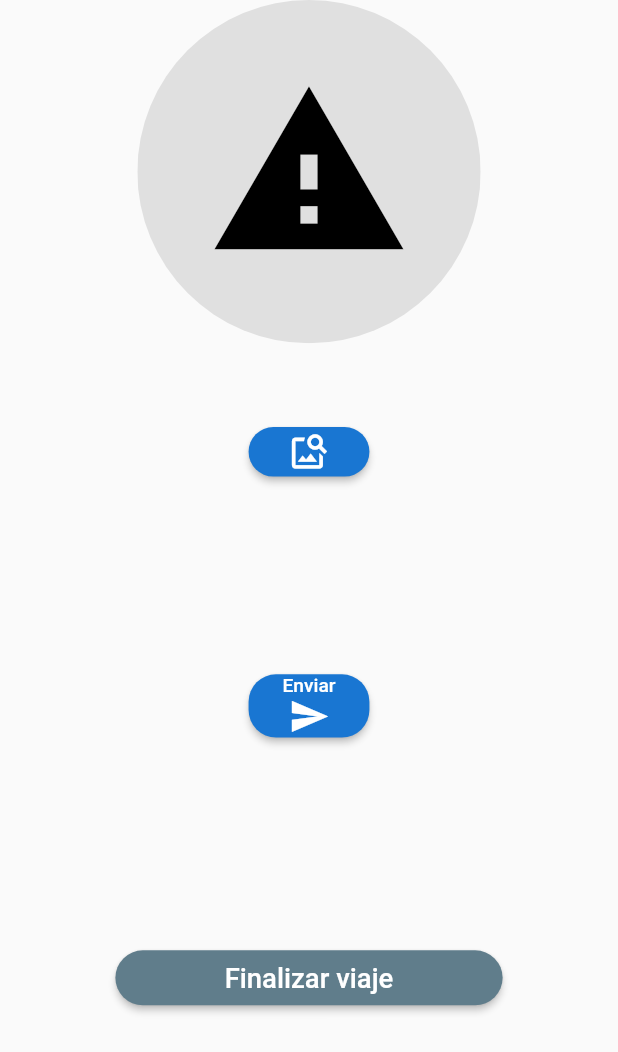
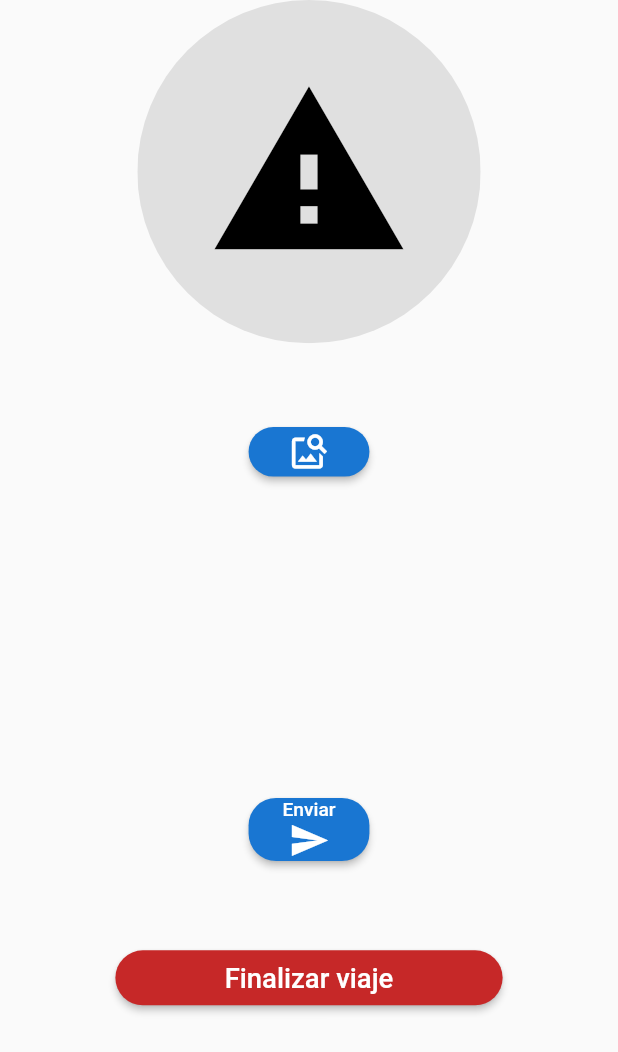
Before and after one commit to carlos112233/Viajes, a Flutter app: the Posicionamiento widget shown alone on an empty page, opened directly, on a phone screen of 412 x 824 dp. Shown: the top 1052 px of the screen. Run offline on Flutter 3.47's test engine with Material 2 defaults, Android fonts, the light colour scheme and no system bars; our stand-ins replace flutter_local_notifications, flutter_typeahead, geocoding, geolocator, image_picker, responsive_framework and 1 more; accounts and stored records are empty; network calls fail; Roboto replaces fonts that are missing (helvetica).

Commit message:
Primera versióm

```diff
--- a/lib/finalizarviaje/posicion.dart
+++ b/lib/finalizarviaje/posicion.dart
@@ -4,16 +4,17 @@ import 'dart:io';
 import 'dart:typed_data';
 
 import 'package:flutter/material.dart';
-import 'package:flutter/services.dart';
 // import 'package:flutter/services.dart';
 import 'package:geocoding/geocoding.dart';
 import 'package:geolocator/geolocator.dart';
 import 'package:image_picker/image_picker.dart';
+import 'package:provider/provider.dart';
 import 'package:shared_preferences/shared_preferences.dart';
 
 import 'package:http/http.dart' as http;
 import 'package:viajes/components/api_insert.dart';
 import 'package:viajes/menu/menu.dart';
+import 'package:viajes/services/notification.dart';
 
 class Posicionamiento extends StatefulWidget {
   const Posicionamiento({
@@ -28,23 +29,17 @@ class _PosicionamientoState extends State<Posicionamiento> {
   // ignore: prefer_const_constructors, unused_field
   Position _currentPosition;
   // ignore: prefer_const_constructors
-  MethodChannel platform = MethodChannel('BackgroundServices');
+  // MethodChannel platform = MethodChannel('BackgroundServices');
 
-  void startServices() async {
-    dynamic value = await platform.invokeMethod('startServices');
-    debugPrint(value);
-    sleep(const Duration(seconds: 20));
-  }
+  // void startServices() async {
+  //   dynamic value = await platform.invokeMethod('startServices');
+  //   debugPrint(value);
+  //   sleep(const Duration(seconds: 20));
+  // }
 
   // ignore: unused_field
 
   // ignore: prefer_const_constructors
-
-  @override
-  void initState() {
-    super.initState();
-    _callback();
-  }
 
   final List _image = [];
 
@@ -214,7 +209,7 @@ class _PosicionamientoState extends State<Posicionamiento> {
             height: 50,
           ),
           Container(
-            height: 180,
+            height: 260,
             // ignore: prefer_const_constructors
             padding: EdgeInsets.all(5),
             child: Column(
@@ -242,7 +237,9 @@ class _PosicionamientoState extends State<Posicionamiento> {
                     borderRadius: BorderRadius.circular(20.0),
                   ),
                 ),
-                Expanded(
+                Container(
+                  height: 200,
+                  child: Expanded(
                     child: GridView.count(
                       scrollDirection: Axis.horizontal,
                       crossAxisCount: 1,
@@ -250,7 +247,7 @@ class _PosicionamientoState extends State<Posicionamiento> {
                         File asset = File(_image[index]);
                         return Center(
                           child: CircleAvatar(
-                          radius: 55,
+                            radius: 250,
                             backgroundColor: Colors.white10,
                             // ignore: unnecessary_null_comparison
                             child: asset != null
@@ -279,12 +276,13 @@ class _PosicionamientoState extends State<Posicionamiento> {
                       }),
                     ),
                   ),
+                ),
               ],
             ),
           ),
           // ignore: prefer_const_constructors
           SizedBox(
-            height: 10,
+            height: 20,
           ),
           // ignore: deprecated_member_use
           RaisedButton(
@@ -313,16 +311,22 @@ class _PosicionamientoState extends State<Posicionamiento> {
           ),
           //ignore: prefer_const_constructors
           SizedBox(
-            height: 150,
+            height: 60,
           ),
-
-          // ignore: unnecessary_new
+          Container(
+            child: Consumer<NotificationService>(
+              builder: (context, model, _) => Column(
+                  mainAxisAlignment: MainAxisAlignment.center,
+                  children: [
                     // ignore: prefer_const_constructors, deprecated_member_use
                     RaisedButton(
                       textColor: Colors.white,
-            color: Colors.blueGrey,
-            // ignore: prefer_const_constructors
-            child: const SizedBox(
+                      color: Colors.red.shade800,
+                      onPressed: () {
+                        _getCurrentLocation("", DateTime.now().toString(), "0");
+                        model.cancelNotification();
+                      },
+                      child: SizedBox(
                         width: 250,
                         height: 40,
                         child: Center(
@@ -333,12 +337,13 @@ class _PosicionamientoState extends State<Posicionamiento> {
                               fontSize: 20,
                             ),
                           ),
-                )),
-            onPressed: () {
-              _getCurrentLocation("", DateTime.now().toString(), "0");
-            },
+                        ),
+                      ),
                       shape: RoundedRectangleBorder(
                         borderRadius: BorderRadius.circular(20.0),
+                      ),
+                    ),
+                  ]),
             ),
           ),
         ],
@@ -448,30 +453,4 @@ class _PosicionamientoState extends State<Posicionamiento> {
       print(e);
     }
   }
-
-  Future<void> _callback() async {
-    final prefs = await SharedPreferences.getInstance();
-    String cancelar = prefs.getString("cancelar");
-    // ignore: avoid_print
-    print('start hilo: ${DateTime.now()}');
-    try {
-      // ignore: prefer_const_constructors
-      if (cancelar == "") {
-        await Future.delayed(
-            // ignore: prefer_const_constructors
-            Duration(seconds: 8),
-            _getCurrentLocation('', DateTime.now().toString(), "1"));
 }
-
-      // ignore: unnecessary_null_comparison, prefer_conditional_assignment
-
-    } finally {
-      if (cancelar == "") {
-        // ignore: avoid_print
-        print('fin hilo: ${DateTime.now()}');
-        // ignore: prefer_const_constructors
-        Timer(Duration(minutes: 1), _callback);
-      }
-    }
-  }
-}
--- a/lib/menu/menu.dart
+++ b/lib/menu/menu.dart
@@ -1,6 +1,6 @@
 import 'package:flutter/material.dart';
 import 'package:viajes/liquidacion/liquidacion.dart';
-import 'package:viajes/viajes/homev.dart';
+import 'package:viajes/viajes/notificaciones.dart';
 import 'package:viajes/viajes/pasar.dart';
 
 class Menu extends StatefulWidget {
@@ -38,7 +38,8 @@ class _MenuState extends State<Menu> {
               onTap: () {
                 Navigator.pushAndRemoveUntil(
                   context,
-                  MaterialPageRoute(builder: (context) => const Homev()),
+                  MaterialPageRoute(
+                      builder: (context) => const Notificaciones()),
                   (Route<dynamic> route) => true,
                 );
               },
--- a/lib/pruebas/pruebas.dart
+++ b/lib/pruebas/pruebas.dart
@@ -2,7 +2,6 @@ import 'package:flutter/material.dart';
 import 'package:provider/provider.dart';
 import 'package:viajes/services/notification.dart';
 
-// ignore: use_key_in_widget_constructors
 class Pruebas extends StatefulWidget {
   @override
   _PruebasState createState() => _PruebasState();
@@ -39,6 +38,9 @@ class _PruebasState extends State<Pruebas> {
                   onPressed: () => model.cancelNotification(),
                   child: Text('Cancel Notification')),
             ]),
-    ))));
+          ),
+        ),
+      ),
+    );
   }
 }
```
Also changed, not shown: lib/finalizarviaje/finalizarviaje.dart (+6 -51 lines), lib/finalizarviaje/ingresarviaje.dart (added, +76 -0 lines), lib/services/notification.dart (+150 -9 lines), lib/viajes/homev.dart (+16 -26 lines), lib/viajes/notificaciones.dart (added, +17 -0 lines), 1 other file. Lines whose indentation alone changed are shown as unchanged.
